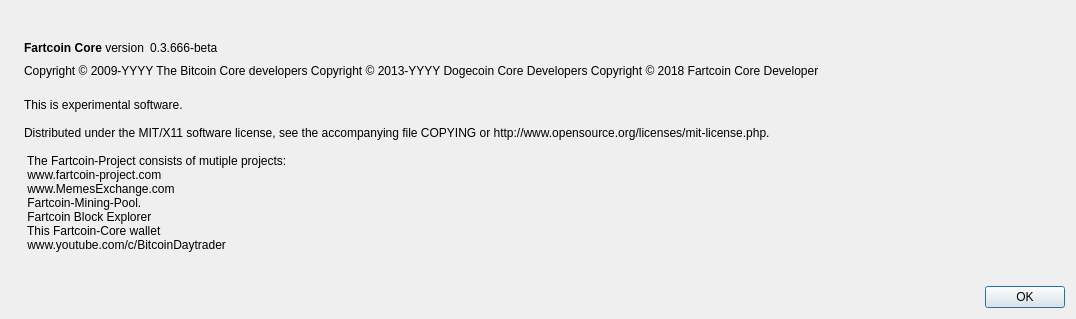
This is src/qt/forms/aboutdialog.ui in fartcoin-project/fartcoin as Qt 5 draws it before an edit. The edited form follows.
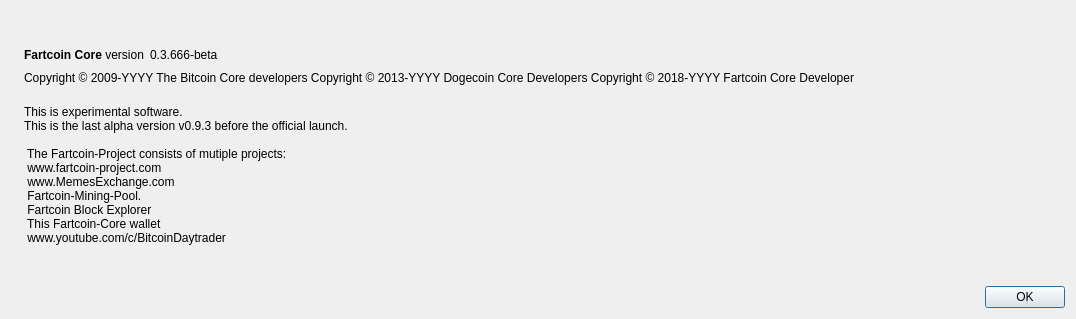
This is the edited form. Icons and pictures are not drawn.

What changed in the file:
```diff
--- a/src/qt/forms/aboutdialog.ui
+++ b/src/qt/forms/aboutdialog.ui
@@ -93,7 +93,7 @@
        <property name="text">
         <string notr="true">Copyright &amp;copy; 2009-YYYY The Bitcoin Core developers
           Copyright &amp;copy; 2013-YYYY Dogecoin Core Developers
-	  Copyright &amp;copy; 2018 Fartcoin Core Developer</string>
+	  Copyright &amp;copy; 2018-YYYY Fartcoin Core Developer</string>
        </property>
        <property name="textFormat">
         <enum>Qt::RichText</enum>
@@ -111,9 +111,8 @@
        <property name="text">
         <string>
 This is experimental software.
-
-Distributed under the MIT/X11 software license, see the accompanying file COPYING or http://www.opensource.org/licenses/mit-license.php.
-
+This is the last alpha version v0.9.3 before the official launch. 
+ 
  The Fartcoin-Project consists of mutiple projects:  
  www.fartcoin-project.com 
  www.MemesExchange.com 
```
